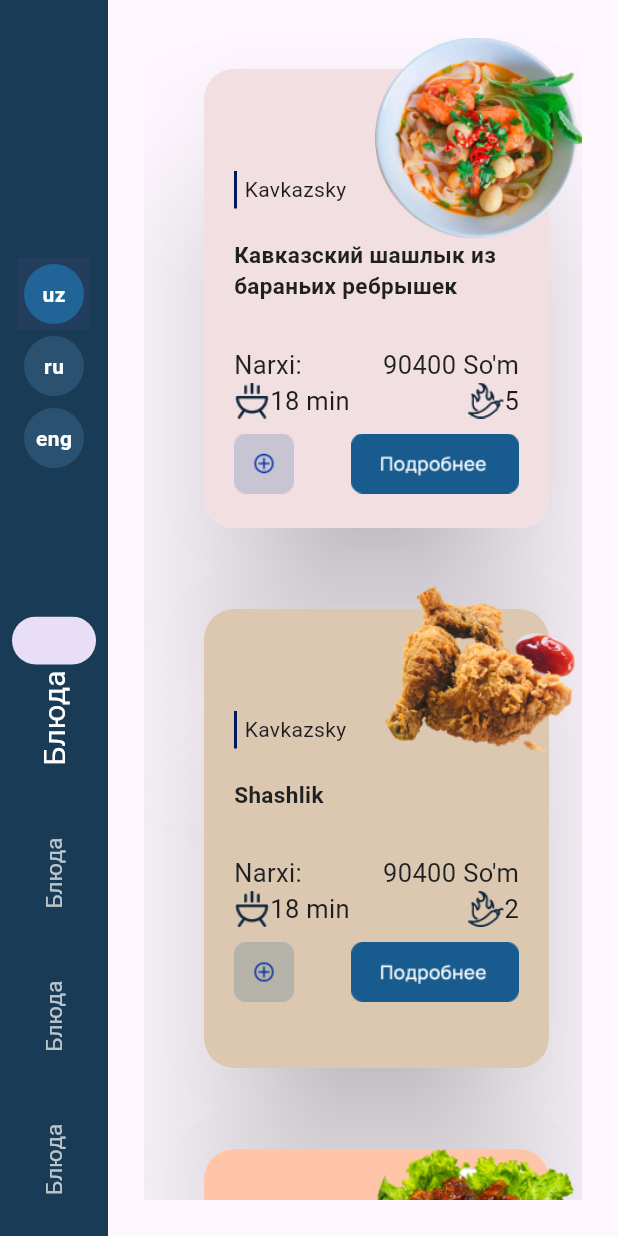
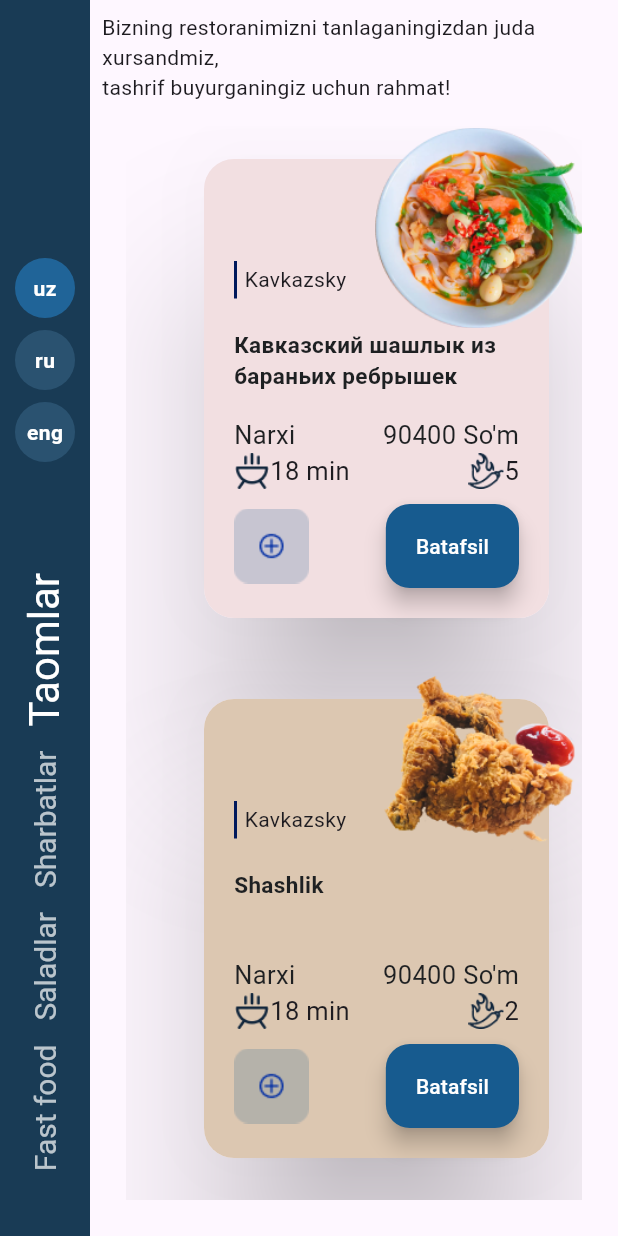
Before and after one commit to FarruxMustafo/restarant, a Flutter app: the screen it shows after launch, after a tap on "uz", on a phone screen of 412 x 824 dp. Run offline on Flutter 3.47's test engine with Material 2 defaults, Android fonts, the phone set to English and light mode, and no system bars; our stand-ins replace easy_localization; Roboto replaces fonts that are missing (Manrope).

```diff
--- /dev/null
+++ b/assets/translation/en-US.json
@@ -0,0 +1,10 @@
+{
+    "dishes":"dishes",
+    "drinks":"Drinks",
+    "salads":"Salads",
+    "fast_food":"Fast food",
+ "title":"We are very glad that you have chosen our ,\n thank you for visiting!",
+"cost":"Cost",
+"more":"More"
+
+}
--- /dev/null
+++ b/assets/translation/ru-RU.json
@@ -0,0 +1,11 @@
+{
+    "dishes":"Блюда",
+    "drinks":"Напитки",
+    "salads":"Салаты",
+    "fast_food":"Fast food",
+    "title":"Мы очень рады что вы выбрали Наше ресторан, \nспасибо за визит!",
+    "cost":"Стоимость:",
+"more":"Подробнее"
+
+
+}
--- /dev/null
+++ b/assets/translation/uz-UZ.json
@@ -0,0 +1,11 @@
+{
+    "dishes":"Taomlar",
+    "drinks":"Sharbatlar",
+    "salads":"Saladlar",
+    "fast_food":"Fast food",
+    "title":"Bizning restoranimizni tanlaganingizdan juda xursandmiz, \ntashrif buyurganingiz uchun rahmat!",
+"cost":"Narxi",
+"more":"Batafsil"
+
+
+}
--- /dev/null
+++ b/lib/consts/provider.dart
@@ -0,0 +1,8 @@
+import 'package:flutter/material.dart';
+
+class LangProvider extends ChangeNotifier{
+  void langChanged(){
+    notifyListeners();
+  }
+
+}
--- a/lib/home_page.dart
+++ b/lib/home_page.dart
@@ -1,4 +1,7 @@
+import 'package:easy_localization/easy_localization.dart';
 import 'package:flutter/material.dart';
+import 'package:provider/provider.dart';
+import 'package:restarant/consts/provider.dart';
 
 import 'package:restarant/pages/dishes.dart';
 
@@ -33,59 +36,42 @@ class _HomeScreenState extends State<HomeScreen> {
           body: Row(
         children: [
           NavigationRail(
-            leading: Column(
-              children: [
-                const SizedBox(
-                  height: 164,
-                ),
-                ToggleButtons(
-                  direction: Axis.vertical,
-                  renderBorder: false,
-                  onPressed: (int index) {
-                    setState(() {
-                      langs[index].isActive = true;
-                    });
-                  },
-                  isSelected: langs.map((e) => e.isActive).toList(),
-                  children: [
-                    langButton(langs[0]),
-                    langButton(langs[1]),
-                    langButton(langs[2])
-                  ],
-                ),
-              ],
-            ),
-            minWidth: 40,
+            leading:langBuild(),
+            minWidth: 60,
             onDestinationSelected: (int index) {
-              setState(() {
-                langs.forEach((element) {
-                  element.isActive = false;
-                });
+            setState(() {
 
-                langs[index].isActive=true;
-              });
+               _selectedINdex=index;
+
+            });
             },
-            groupAlignment: 0.7,
+            groupAlignment: 0.3,
+
             labelType: NavigationRailLabelType.all,
             selectedIndex: _selectedINdex,
+
+            useIndicator: false,
             selectedLabelTextStyle:
-                const TextStyle(color: Colors.white, fontSize: 20),
+                const TextStyle(color: Colors.white, fontSize: 28),
             unselectedLabelTextStyle:
-                const TextStyle(color: Colors.white70, fontSize: 15),
+                const TextStyle(color: Colors.white70, fontSize: 20),
             backgroundColor: const Color(0xff193B55),
-            destinations: const [
+            destinations:  [
               NavigationRailDestination(
-                  icon: SizedBox(),
-                  label: RotatedBox(quarterTurns: -1, child: Text("Блюда"))),
+
+                indicatorColor: Colors.transparent,
+
+                  icon: const SizedBox(),
+                  label: RotatedBox(quarterTurns: -1, child: Text("dishes".tr()))),
               NavigationRailDestination(
-                  icon: SizedBox(),
-                  label: RotatedBox(quarterTurns: -1, child: Text("Блюда"))),
+                  icon:const  SizedBox(),
+                  label: RotatedBox(quarterTurns: -1, child: Text("drinks").tr())),
               NavigationRailDestination(
-                  icon: SizedBox(),
-                  label: RotatedBox(quarterTurns: -1, child: Text("Блюда"))),
+                  icon: const SizedBox(),
+                  label: RotatedBox(quarterTurns: -1, child: Text("salads".tr()))),
               NavigationRailDestination(
-                  icon: SizedBox(),
-                  label: RotatedBox(quarterTurns: -1, child: Text("Блюда"))),
+                  icon: const SizedBox(),
+                  label: RotatedBox(quarterTurns: -1, child: Text("fast_food".tr()))),
             ],
           ),
           Expanded(child: pages[_selectedINdex]),
@@ -111,4 +97,75 @@ class _HomeScreenState extends State<HomeScreen> {
       ),
     );
   }
+
+
+
+
+ Widget langBuild(){
+    final langProvider=Provider.of<LangProvider>(context, listen:false);
+
+return Column(
+              children: [
+                const SizedBox(
+                  height: 160,
+                ),
+
+                ToggleButtons(
+                  highlightColor:Colors.transparent,
+                  hoverColor: Colors.transparent,
+                  borderColor: Colors.transparent,
+                  fillColor: Colors.transparent,
+                  direction: Axis.vertical,
+                  renderBorder: false,
+                    onPressed: (int index) {
+                    setState(() {
+                        setState(() {
+                for (var element in langs) {
+                  element.isActive = false;
+
+                }
+                switch (index){
+                  case 0:
+                  {
+                    context.setLocale(const Locale("uz","UZ"));
+                    langProvider.langChanged();
+
+                  }
+                  break;
+                  case 1:
+                  {
+                    context.setLocale(Locale("ru","RU"));
+                    langProvider.langChanged();
+
+                  }
+                  break;
+                  case 2:
+                  {
+                    context.setLocale(Locale("en","US"));
+                    langProvider.langChanged();
+
+                  }
+                  break;
+                }
+                 langs[index].isActive = true;
+
+
+
+
+              }
+                        );
+                    });
+                  },
+                  isSelected: langs.map((e) => e.isActive).toList(),
+                  children: [
+                    langButton(langs[0]),
+                    langButton(langs[1]),
+                    langButton(langs[2])
+                  ],
+                ),
+              ],
+            );
+ }
+
+
 }
--- a/lib/main.dart
+++ b/lib/main.dart
@@ -1,14 +1,34 @@
 import 'dart:async';
 
 
+import 'package:easy_localization/easy_localization.dart';
 import 'package:flutter/material.dart';
+import 'package:provider/provider.dart';
 import 'package:restarant/consts/consts.dart';
+import 'package:restarant/consts/provider.dart';
 
 import 'home_page.dart';
 
-void main() {
-  runApp(const MyApp());
-}
+void main() async{
+  WidgetsFlutterBinding.ensureInitialized();
+  await EasyLocalization.ensureInitialized();
+
+runApp(EasyLocalization(
+    supportedLocales: [
+      Locale('en', 'US'),
+
+      Locale('uz', 'UZ'),
+      Locale('ru', 'RU')
+    ],
+    path: 'assets/translation',
+    child: MultiProvider(
+      providers: [
+        ChangeNotifierProvider(create: (_)=>LangProvider())
+      ],
+
+      child: MyApp()),
+
+  ));}
 
 class MyApp extends StatelessWidget {
   const MyApp({super.key});
@@ -17,6 +37,9 @@ class MyApp extends StatelessWidget {
   @override
   Widget build(BuildContext context) {
     return MaterialApp(
+      localizationsDelegates: context.localizationDelegates,
+      supportedLocales: context.supportedLocales,
+      locale: context.locale,
       debugShowCheckedModeBanner: false,
       title: 'Flutter Demo',
       theme: ThemeData(
--- a/lib/pages/dishes.dart
+++ b/lib/pages/dishes.dart
@@ -1,7 +1,10 @@
 import 'dart:io';
 
+import 'package:easy_localization/easy_localization.dart';
 import 'package:flutter/material.dart';
+import 'package:provider/provider.dart';
 import 'package:restarant/consts/consts.dart';
+import 'package:restarant/consts/provider.dart';
 import 'package:restarant/pages/details.dart';
 
 class DishesPage extends StatefulWidget {
@@ -17,6 +20,7 @@ class _DishesPageState extends State<DishesPage> {
 
   @override
   Widget build(BuildContext context) {
+
     return WillPopScope(
       onWillPop: (){
         isSlected?
@@ -29,11 +33,16 @@ class _DishesPageState extends State<DishesPage> {
 
 
       },
+      child: Consumer<LangProvider>(builder: (context, data, child){
+        return   SafeArea(
         child: isSlected
             ? DetailsPage(selectedItemIndex)
             : Padding(
                 padding: const EdgeInsets.all(8.0),
-              child: Expanded(
+                child: Column(
+                  children: [
+                   Text("title".tr()),
+                    Expanded(
                       child: Padding(
                         padding: const EdgeInsets.all(16),
                         child: GridView.builder(
@@ -50,7 +59,15 @@ class _DishesPageState extends State<DishesPage> {
                             }),
                       ),
                     ),
+                  ],
                 ),
+              ),
+      );
+      }
+      )
+
+
+
     );
   }
 
@@ -100,14 +117,12 @@ class _DishesPageState extends State<DishesPage> {
                             fontWeight: FontWeight.bold,
                             fontSize: 15,
                             color: Color(0xff1E2022))),
-                    const SizedBox(
-                      height: 30,
-                    ),
+                      Spacer(),
                     Row(
                       mainAxisAlignment: MainAxisAlignment.spaceBetween,
                       children: [
                          Text(
-                          "Narxi:",
+                          "cost".tr(),
                           style:
                               TextStyle(fontSize: 17, color: Color(0xff1E2022)),
                         ),
@@ -156,29 +171,41 @@ class _DishesPageState extends State<DishesPage> {
                         )
                       ],
                     ),
-                    SizedBox(
-                      height: 10,
-                    ),
+                    SizedBox(height: 10,),
+
                     Row(
                       mainAxisAlignment: MainAxisAlignment.spaceBetween,
                       children: [
                         SizedBox(
-                          width: 40,
-                          height: 40,
+                          width: 50,
+                          height: 50,
                           child: Image.asset('assets/plus.png'),
                         ),
-                        InkWell(
-                          child: SizedBox(
-                            height: 40,
-                            child: Image.asset("assets/buttoncha.png"),
-                          ),
-                          onTap: (){
+                        FloatingActionButton.extended(
+                        backgroundColor:Color(0xff175B8F),
+
+
+                          label: Text("more".tr(), style: TextStyle(color: Colors.white, ),),
+
+
+                          onPressed: (){
                             setState(() {
                               isSlected=true;
                               selectedItemIndex=index;
                             });
-                          },
-                        )
+                          },)
+                        // InkWell(
+                        //   child: SizedBox(
+                        //     height: 40,
+                        //     child: Image.asset("assets/buttoncha.png"),
+                        //   ),
+                        //   onTap: (){
+                        //     setState(() {
+                        //       isSlected=true;
+                        //       selectedItemIndex=index;
+                        //     });
+                        //   },
+                        // )
                       ],
                     )
                   ],
--- a/pubspec.yaml
+++ b/pubspec.yaml
@@ -37,6 +37,8 @@ dependencies:
   cupertino_icons: ^1.0.2
   flutter_bounceable: ^1.1.0
   url_launcher: ^6.1.12
+  easy_localization: ^3.0.2
+  provider: ^6.0.5
 
 dev_dependencies:
   flutter_test:
@@ -64,6 +66,7 @@ flutter:
   assets:
     - assets/
     - assets/males/
+    - assets/translation/
 
   # An image asset can refer to one or more resolution-specific "variants", see
   # https://flutter.dev/assets-and-images/#resolution-aware
```
Also changed, not shown: pubspec.lock, 1 other file. Lines whose indentation alone changed are shown as unchanged.
